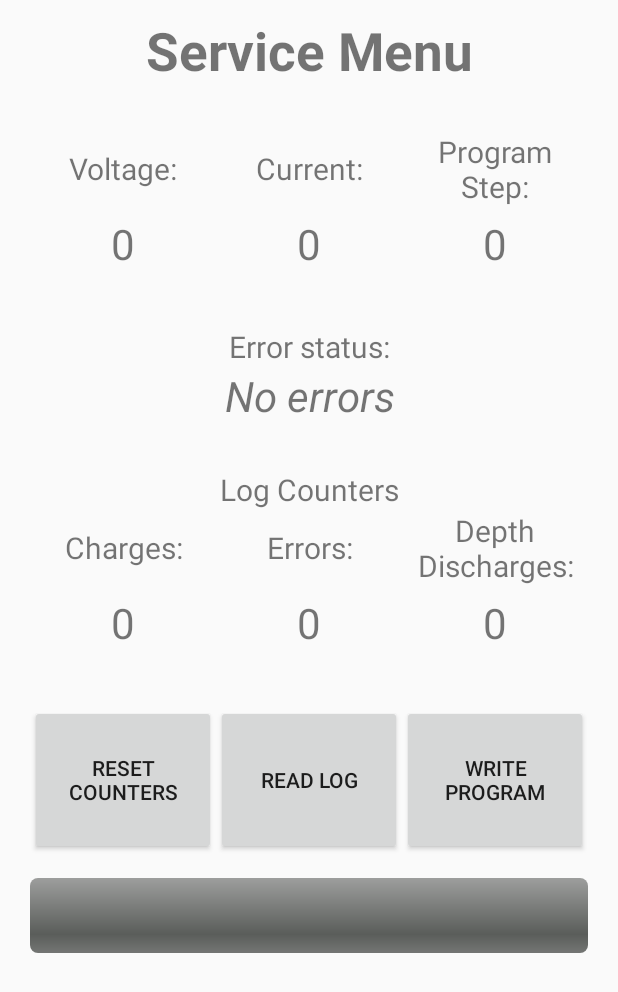
After one commit to Malakahh/NEOAndroidApp, an Android app: the layout activity_service_menu.xml on its own in the app's theme, with its tools: preview values and no code run, on a phone screen of 412 x 824 dp. The commit adds this screen. Shown: the top 992 px of the screen. Run offline under Robolectric (Android 15) with nearby library versions, the phone set to English and light mode, and no system bars.

Commit message:
Mockup of service menu

```diff
--- a/NEOAndroidApp/app/src/main/res/layout/activity_bluetooth.xml
+++ b/NEOAndroidApp/app/src/main/res/layout/activity_bluetooth.xml
@@ -11,14 +11,15 @@
     tools:context="com.fuglsang_electronics.neoandroidapp.BluetoothActivity">
 
     <TextView
-        android:layout_width="wrap_content"
+        android:layout_width="match_parent"
         android:layout_height="wrap_content"
         android:text="@string/bt_Headline"
         android:textStyle="bold"
         android:textSize="35sp"
         android:id="@+id/btHeadline"
         android:layout_alignParentTop="true"
-        android:layout_centerHorizontal="true" />
+        android:layout_centerHorizontal="true"
+        android:textAlignment="center"/>
 
     <ListView
         android:layout_width="wrap_content"
--- a/NEOAndroidApp/app/src/main/res/layout/activity_main.xml
+++ b/NEOAndroidApp/app/src/main/res/layout/activity_main.xml
@@ -10,8 +10,8 @@
         android:orientation="vertical"
         android:layout_width="match_parent"
         android:layout_height="wrap_content"
-        android:paddingLeft="20dp"
-        android:paddingRight="20dp"
+        android:paddingLeft="@dimen/content_padding_left"
+        android:paddingRight="@dimen/content_padding_right"
         android:background="#f1f1f1">
 
         <LinearLayout
@@ -139,17 +139,16 @@
             <TextView
                 android:layout_width="match_parent"
                 android:layout_height="wrap_content"
-                android:text="@string/main_ProgrammeName"
-                android:textSize="20sp"
+                android:text="@string/main_ProgramName"
+                android:textSize="@dimen/menu_headline"
                 android:textAlignment="center"/>
             <TextView
                 android:id="@+id/txtViewProgrammeName"
                 android:layout_width="match_parent"
                 android:layout_height="wrap_content"
                 android:textAlignment="center"
-                android:textSize="28sp"
-                android:textStyle="italic"
-                android:text="PlaceholderName"/>
+                android:textSize="@dimen/content_text"
+                android:textStyle="italic"/>
         </LinearLayout>
         <LinearLayout
             android:layout_width="match_parent"
--- /dev/null
+++ b/NEOAndroidApp/app/src/main/res/layout/activity_service_menu.xml
@@ -0,0 +1,215 @@
+<?xml version="1.0" encoding="utf-8"?>
+
+<ScrollView
+    xmlns:android="http://schemas.android.com/apk/res/android"
+    android:layout_width="match_parent"
+    android:layout_height="match_parent"
+    android:fillViewport="true"
+    android:keepScreenOn="true">
+    <LinearLayout
+        android:layout_width="match_parent"
+        android:layout_height="wrap_content"
+        android:orientation="vertical"
+        android:paddingLeft="@dimen/content_padding_left"
+        android:paddingRight="@dimen/content_padding_right">
+        <TextView
+            android:layout_width="match_parent"
+            android:layout_height="wrap_content"
+            android:layout_marginTop="10dp"
+            android:layout_marginBottom="@dimen/content_spacing"
+            android:text="@string/service_Headline"
+            android:textStyle="bold"
+            android:textSize="35sp"
+            android:id="@+id/serviceHeadline"
+            android:textAlignment="center"/>
+        <LinearLayout
+            android:layout_width="match_parent"
+            android:layout_height="wrap_content"
+            android:layout_marginBottom="@dimen/content_spacing"
+            android:orientation="horizontal">
+            <LinearLayout
+                android:layout_width="0dp"
+                android:layout_height="100dp"
+                android:orientation="vertical"
+                android:layout_weight="1">
+                <TextView
+                    android:layout_width="match_parent"
+                    android:layout_height="0dp"
+                    android:layout_weight="1"
+                    android:textSize="@dimen/content_tableHeader"
+                    android:gravity="center"
+                    android:text="@string/service_voltage"/>
+                <TextView
+                    android:id="@+id/txtViewServiceVoltage"
+                    android:layout_width="match_parent"
+                    android:layout_height="0dp"
+                    android:layout_weight="1"
+                    android:textSize="@dimen/content_text"
+                    android:gravity="center"
+                    android:text="0"/>
+            </LinearLayout>
+            <LinearLayout
+                android:layout_width="0dp"
+                android:layout_height="match_parent"
+                android:orientation="vertical"
+                android:layout_weight="1">
+                <TextView
+                    android:layout_width="match_parent"
+                    android:layout_height="0dp"
+                    android:layout_weight="1"
+                    android:textSize="@dimen/content_tableHeader"
+                    android:gravity="center"
+                    android:text="@string/service_Current"/>
+                <TextView
+                    android:id="@+id/txtViewServiceCurrent"
+                    android:layout_width="match_parent"
+                    android:layout_height="0dp"
+                    android:layout_weight="1"
+                    android:textSize="@dimen/content_text"
+                    android:gravity="center"
+                    android:text="0"/>
+            </LinearLayout>
+            <LinearLayout
+                android:layout_width="0dp"
+                android:layout_height="match_parent"
+                android:orientation="vertical"
+                android:layout_weight="1">
+                <TextView
+                    android:layout_width="match_parent"
+                    android:layout_height="0dp"
+                    android:layout_weight="1"
+                    android:textSize="@dimen/content_tableHeader"
+                    android:gravity="center"
+                    android:text="@string/service_ProgramStep"/>
+                <TextView
+                    android:id="@+id/txtViewServiceProgramStep"
+                    android:layout_width="match_parent"
+                    android:layout_height="0dp"
+                    android:layout_weight="1"
+                    android:textSize="@dimen/content_text"
+                    android:gravity="center"
+                    android:text="0"/>
+            </LinearLayout>
+        </LinearLayout>
+        <TextView
+            android:layout_width="match_parent"
+            android:layout_height="wrap_content"
+            android:textAlignment="center"
+            android:text="@string/service_errorHeadline"
+            android:textSize="@dimen/menu_headline"/>
+        <TextView
+            android:id="@+id/txtViewServiceError"
+            android:layout_width="match_parent"
+            android:layout_height="wrap_content"
+            android:layout_marginBottom="@dimen/content_spacing"
+            android:textSize="@dimen/content_text"
+            android:textStyle="italic"
+            android:textAlignment="center"
+            android:text="@string/service_error_noError"/>
+        <TextView
+            android:layout_width="match_parent"
+            android:layout_height="wrap_content"
+            android:textAlignment="center"
+            android:textSize="@dimen/menu_headline"
+            android:text="@string/service_LogCountersHeadline"/>
+        <LinearLayout
+            android:layout_width="match_parent"
+            android:layout_height="100dp"
+            android:layout_marginBottom="@dimen/content_spacing"
+            android:orientation="horizontal">
+            <LinearLayout
+                android:layout_width="0dp"
+                android:layout_height="match_parent"
+                android:orientation="vertical"
+                android:layout_weight="1">
+                <TextView
+                    android:layout_width="match_parent"
+                    android:layout_height="0dp"
+                    android:layout_weight="1"
+                    android:textSize="@dimen/content_tableHeader"
+                    android:gravity="center"
+                    android:text="@string/service_LogCounters_Charges"/>
+                <TextView
+                    android:id="@+id/txtViewServiceLogCountersCharges"
+                    android:layout_width="match_parent"
+                    android:layout_height="0dp"
+                    android:layout_weight="1"
+                    android:textSize="@dimen/content_text"
+                    android:gravity="center"
+                    android:text="0"/>
+            </LinearLayout>
+            <LinearLayout
+                android:layout_width="0dp"
+                android:layout_height="match_parent"
+                android:orientation="vertical"
+                android:layout_weight="1">
+                <TextView
+                    android:layout_width="match_parent"
+                    android:layout_height="0dp"
+                    android:layout_weight="1"
+                    android:textSize="@dimen/content_tableHeader"
+                    android:gravity="center"
+                    android:text="@string/service_LogCounters_Errors"/>
+                <TextView
+                    android:id="@+id/txtViewServiceLogCountersErrors"
+                    android:layout_width="match_parent"
+                    android:layout_height="0dp"
+                    android:layout_weight="1"
+                    android:textSize="@dimen/content_text"
+                    android:gravity="center"
+                    android:text="0"/>
+            </LinearLayout>
+            <LinearLayout
+                android:layout_width="0dp"
+                android:layout_height="match_parent"
+                android:orientation="vertical"
+                android:layout_weight="1">
+                <TextView
+                    android:layout_width="match_parent"
+                    android:layout_height="0dp"
+                    android:layout_weight="1"
+                    android:textSize="@dimen/content_tableHeader"
+                    android:gravity="center"
+                    android:text="@string/service_LogCounters_DeptDischarges"/>
+                <TextView
+                    android:id="@+id/txtViewServiceLogCountersDepthDischarges"
+                    android:layout_width="match_parent"
+                    android:layout_height="0dp"
+                    android:layout_weight="1"
+                    android:textSize="@dimen/content_text"
+                    android:gravity="center"
+                    android:text="0"/>
+            </LinearLayout>
+        </LinearLayout>
+        <LinearLayout
+            android:layout_width="match_parent"
+            android:layout_height="100dp"
+            android:layout_marginBottom="15dp">
+            <Button
+                android:id="@+id/btnServiceResetCounters"
+                android:layout_width="0dp"
+                android:layout_height="match_parent"
+                android:layout_weight="1"
+                android:text="@string/service_BtnResetCounters"/>
+            <Button
+                android:id="@+id/btnServiceReadLog"
+                android:layout_width="0dp"
+                android:layout_height="match_parent"
+                android:layout_weight="1"
+                android:text="@string/service_BtnReadLog"/>
+            <Button
+                android:id="@+id/btnServiceWriteProgram"
+                android:layout_width="0dp"
+                android:layout_height="match_parent"
+                android:layout_weight="1"
+                android:text="@string/service_BtnWriteProgram"/>
+        </LinearLayout>
+        <ProgressBar
+            android:id="@+id/progressBarService"
+            android:layout_width="match_parent"
+            android:layout_height="50dp"
+            android:progressDrawable="@android:drawable/progress_horizontal"
+            android:indeterminate="false"
+            android:indeterminateOnly="false" />
+    </LinearLayout>
+</ScrollView>
--- a/NEOAndroidApp/app/src/main/res/values/dimens.xml
+++ b/NEOAndroidApp/app/src/main/res/values/dimens.xml
@@ -2,4 +2,10 @@
     <!-- Default screen margins, per the Android Design guidelines. -->
     <dimen name="activity_horizontal_margin">16dp</dimen>
     <dimen name="activity_vertical_margin">16dp</dimen>
+    <dimen name="content_padding_left">20dp</dimen>
+    <dimen name="content_padding_right">20dp</dimen>
+    <dimen name="menu_headline">20sp</dimen>
+    <dimen name="content_text">28sp</dimen>
+    <dimen name="content_tableHeader">20sp</dimen>
+    <dimen name="content_spacing">30dp</dimen>
 </resources>
--- a/NEOAndroidApp/app/src/main/res/values/strings.xml
+++ b/NEOAndroidApp/app/src/main/res/values/strings.xml
@@ -1,8 +1,28 @@
 <resources>
+    <!-- Common -->
     <string name="app_name">NEO Android App</string>
     <string name="app_name_short">NEO</string>
+
+    <!-- activity bluetooth -->
     <string name="bt_Headline">Select NEO charger:</string>
-    <string name="main_ProgrammeName">Programme Name:</string>
     <string name="bt_connectingSpinnerHeadline">Please wait</string>
     <string name="bt_connectingSpinnerMessage">Connecting to NEO charger</string>
+
+    <!-- activity main -->
+    <string name="main_ProgramName">Program Name:</string>
+
+    <!-- activity service menu -->
+    <string name="service_Headline">Service Menu</string>
+    <string name="service_errorHeadline">Error status:</string>
+    <string name="service_error_noError">No errors</string>
+    <string name="service_voltage">Voltage:</string>
+    <string name="service_Current">Current:</string>
+    <string name="service_ProgramStep">Program Step:</string>
+    <string name="service_LogCountersHeadline">Log Counters</string>
+    <string name="service_LogCounters_Charges">Charges:</string>
+    <string name="service_LogCounters_Errors">Errors:</string>
+    <string name="service_LogCounters_DeptDischarges">Depth Discharges:</string>
+    <string name="service_BtnResetCounters">Reset Counters</string>
+    <string name="service_BtnReadLog">Read Log</string>
+    <string name="service_BtnWriteProgram">Write Program</string>
 </resources>
```
